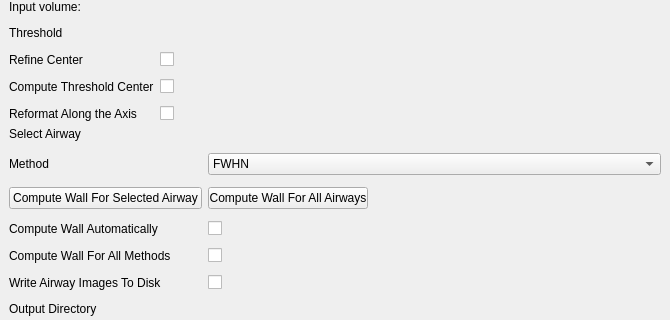
acil-bwh/SlicerCIP, file Loadable/AirwayInspector/Resources/UI/qSlicerAirwayInspectorModuleWidget.ui: the form before one commit; both pictures show x 0 to 670 and y 0 to 320 of the 670 by 482 pixel window.
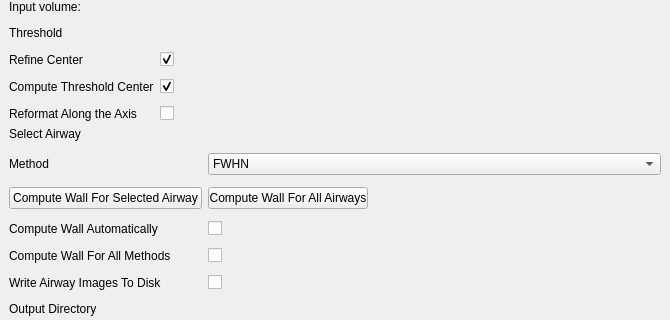
The form after the commit. Custom widgets are drawn as their Qt base class.

Patch:
```diff
--- a/Loadable/AirwayInspector/Resources/UI/qSlicerAirwayInspectorModuleWidget.ui
+++ b/Loadable/AirwayInspector/Resources/UI/qSlicerAirwayInspectorModuleWidget.ui
@@ -104,6 +104,9 @@
         <property name="text">
          <string/>
         </property>
+        <property name="checked">
+         <bool>true</bool>
+        </property>
        </widget>
       </item>
       <item row="3" column="0">
@@ -118,6 +121,9 @@
         <property name="text">
          <string/>
         </property>
+        <property name="checked">
+         <bool>true</bool>
+        </property>
        </widget>
       </item>
       <item row="4" column="0">
```
Left out of the diff: 3 changed lines with no effect on the pictures. Lines whose indentation alone changed are shown as unchanged.
